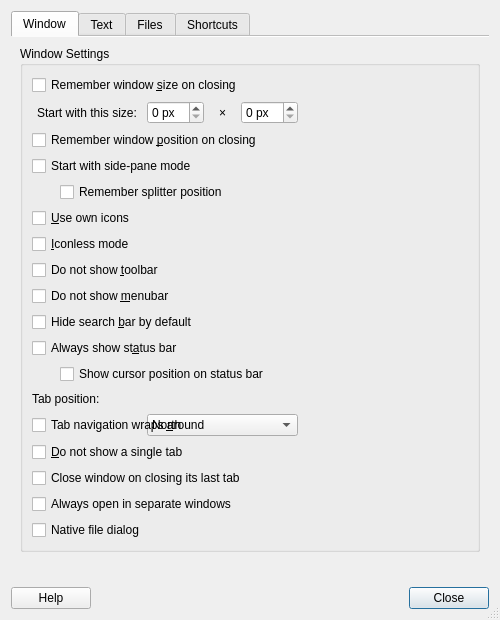
vecnathewhisperd0/FeatherPad, file featherpad/predDialog.ui: the form before one commit.
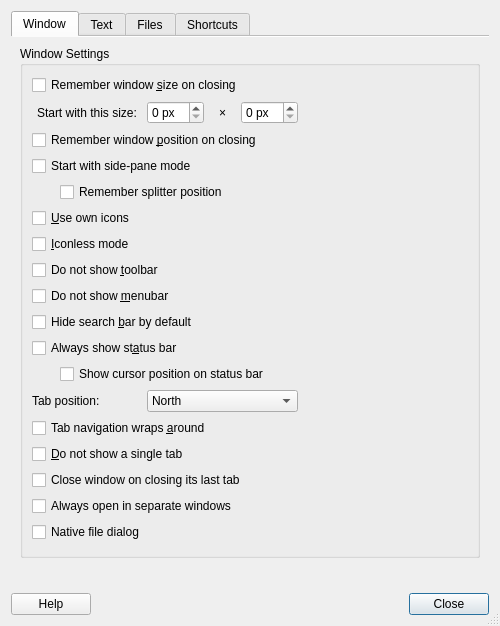
The form after the commit. Icons and pictures are not drawn.

Commit message: Fixed a GUI mistake in previous commit

Patch:
```diff
--- a/featherpad/predDialog.ui
+++ b/featherpad/predDialog.ui
@@ -230,7 +230,7 @@
             </property>
            </widget>
           </item>
-          <item row="13" column="2" colspan="3">
+          <item row="12" column="2" colspan="3">
            <widget class="QComboBox" name="tabCombo">
             <property name="toolTip">
              <string>Will take effect after closing this dialog.</string>
```
